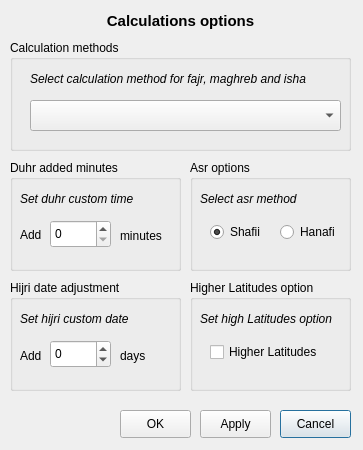
First picture: the form in Qsalat/ui/calculation.ui, repository sdizdarevic/qsalat, before the edit.
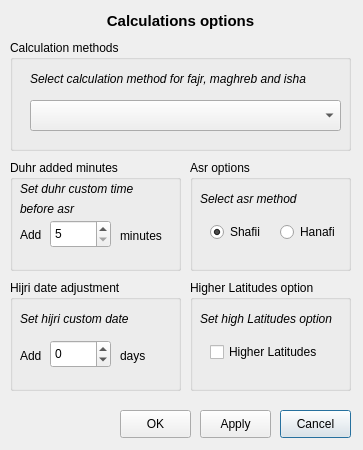
Second picture: the form after the edit.

```diff
--- a/Qsalat/ui/calculation.ui
+++ b/Qsalat/ui/calculation.ui
@@ -158,6 +158,9 @@
       <height>28</height>
      </rect>
     </property>
+    <property name="minimum" >
+     <number>5</number>
+    </property>
     <property name="maximum" >
      <number>60</number>
     </property>
@@ -166,7 +169,7 @@
     <property name="geometry" >
      <rect>
       <x>10</x>
-      <y>30</y>
+      <y>20</y>
       <width>141</width>
       <height>18</height>
      </rect>
@@ -177,7 +180,7 @@
      </font>
     </property>
     <property name="text" >
-     <string>Set duhr custom time</string>
+     <string>Set duhr custom time </string>
     </property>
    </widget>
    <widget class="QLabel" name="label_4" >
@@ -206,6 +209,24 @@
      <string>minutes</string>
     </property>
    </widget>
+   <widget class="QLabel" name="label_11" >
+    <property name="geometry" >
+     <rect>
+      <x>10</x>
+      <y>40</y>
+      <width>141</width>
+      <height>18</height>
+     </rect>
+    </property>
+    <property name="font" >
+     <font>
+      <italic>true</italic>
+     </font>
+    </property>
+    <property name="text" >
+     <string>before asr</string>
+    </property>
+   </widget>
   </widget>
   <widget class="QGroupBox" name="groupBox_4" >
    <property name="geometry" >
```
